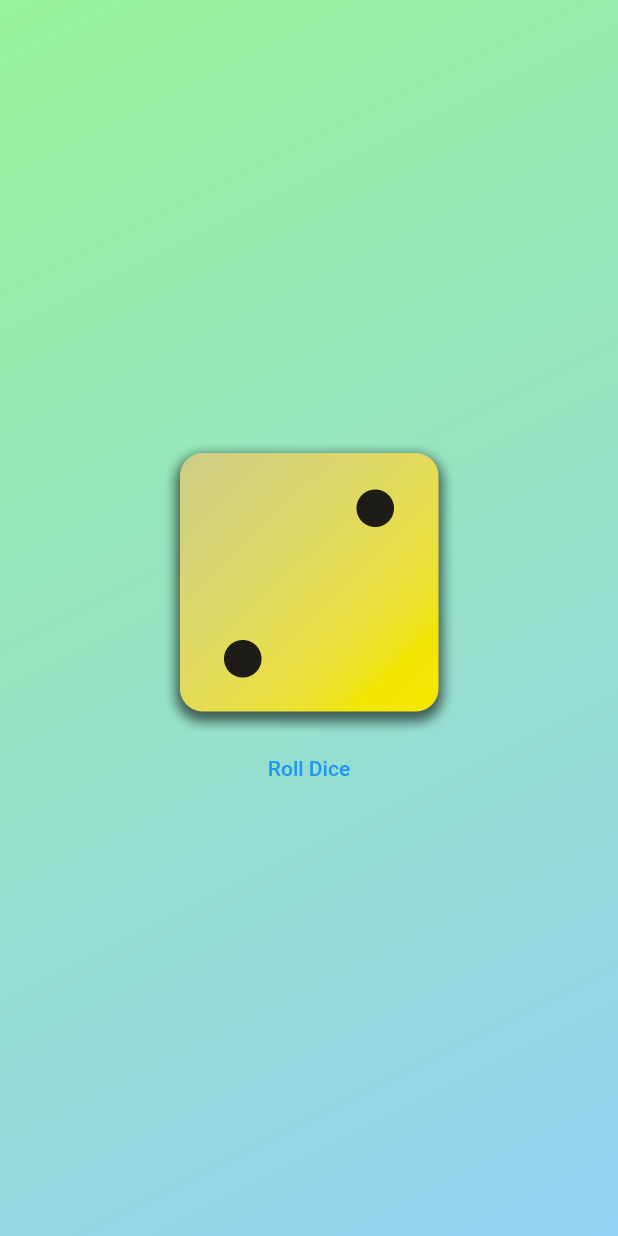
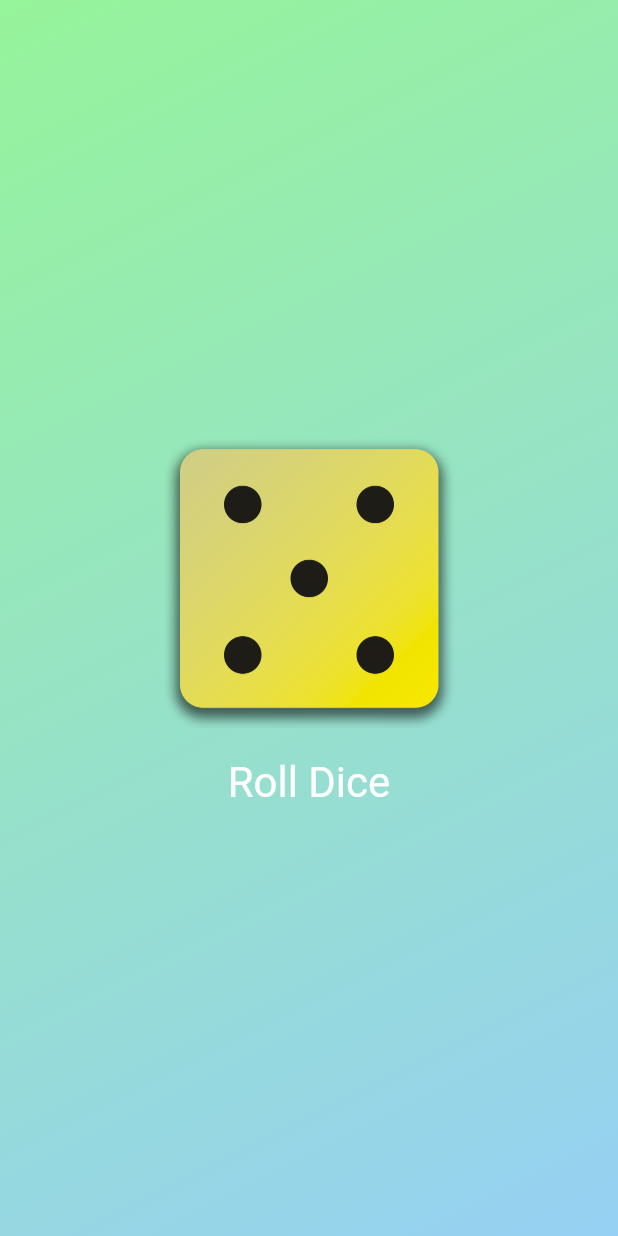
Before and after one commit to Mortadaal/diceroll_app, a Flutter app: the screen it shows after launch, after a tap on "Roll Dice", on a phone screen of 412 x 824 dp. Run offline on Flutter 3.47's test engine with Material 2 defaults, Android fonts, the phone set to English and light mode, and no system bars.

Commit message:
the diceroller is done

```diff
--- /dev/null
+++ b/diceroll_app/lib/dice_roller.dart
@@ -0,0 +1,47 @@
+import 'package:flutter/material.dart';
+import 'dart:math';
+
+final randomizer=Random();
+
+class DiceRoller extends StatefulWidget {
+  const DiceRoller({super.key});
+
+  @override
+  State<DiceRoller> createState() {
+    return _DiceRollerState();
+  }
+}
+
+class _DiceRollerState extends State<DiceRoller> {
+
+  var currentDiceRoll=1;
+
+  void rollDice() {
+
+    setState(() {
+      currentDiceRoll= randomizer.nextInt(6)+1; //fra 1 til 6
+    });
+
+  }
+
+  @override
+  Widget build(context) {
+    return Column(
+      mainAxisSize: MainAxisSize.min,
+      children: [
+        Image.asset(
+          'assets/images/dice-$currentDiceRoll.png',
+          width: 200,
+        ),
+        TextButton(
+            onPressed: rollDice,
+            style: TextButton.styleFrom(
+              padding: const EdgeInsets.only(top: 20),
+              foregroundColor: Colors.white,
+              textStyle: const TextStyle(fontSize: 28),
+            ),
+            child: const Text('Roll Dice'))
+      ],
+    );
+  }
+}
--- a/diceroll_app/lib/gradient_container.dart
+++ b/diceroll_app/lib/gradient_container.dart
@@ -1,17 +1,15 @@
 import 'package:flutter/material.dart';
-
+import 'package:diceroll_app/dice_roller.dart';
 //widgets for at gøre ens kode mindre
 //hvilket også giver mulighed for at genbruge
 const startAlignment = Alignment.topLeft;
 const endAlignment = Alignment.bottomRight;
 
 class GradientContainer extends StatelessWidget {
-  const GradientContainer(this.colors, {super.key});
+   const GradientContainer(this.colors, {super.key});
   final List<Color> colors;
 
-void rollDice(){
-  //..
-}
+
   @override
   Widget build(context) {
     return Container(
@@ -22,17 +20,8 @@
           end: endAlignment,
         ),
       ),
-      child: Center(
-        child: Column(
-          mainAxisSize: MainAxisSize.min,
-          children: [
-            Image.asset(
-              'assets/images/dice-2.png',
-              width: 200,
-            ),
-            TextButton(onPressed: rollDice, child: const Text('Roll Dice'))
-          ],
-        ),
+      child:  const Center(
+        child: DiceRoller()
       ),
     );
   }
--- a/diceroll_app/lib/main.dart
+++ b/diceroll_app/lib/main.dart
@@ -1,11 +1,14 @@
 import 'package:flutter/material.dart';
 import 'package:diceroll_app/gradient_container.dart';
+
 void main() {
   runApp(
-   const MaterialApp(
+    const MaterialApp(
       home: Scaffold(
-        body: GradientContainer([Color.fromARGB(255, 150, 244, 154),
-                Color.fromARGB(255, 150, 208, 244),]),
+        body: GradientContainer( [
+         Color.fromARGB(255, 150, 244, 154),
+        Color.fromARGB(255, 150, 208, 244),
+        ]),
       ),
     ),
   );
```
